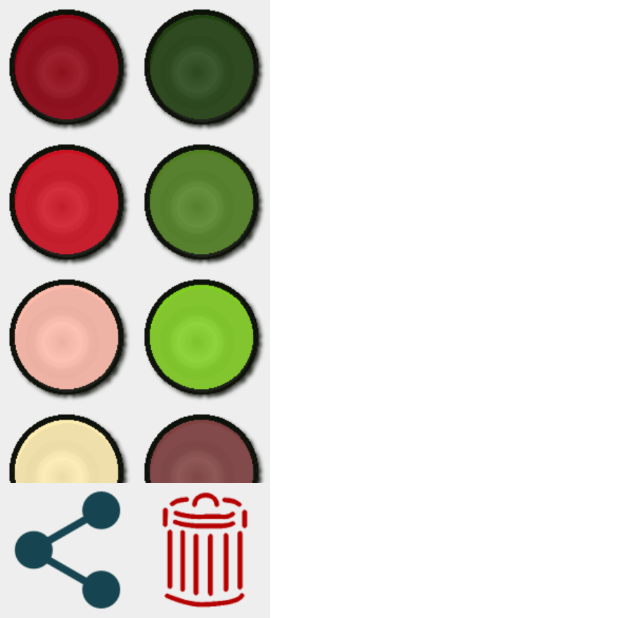
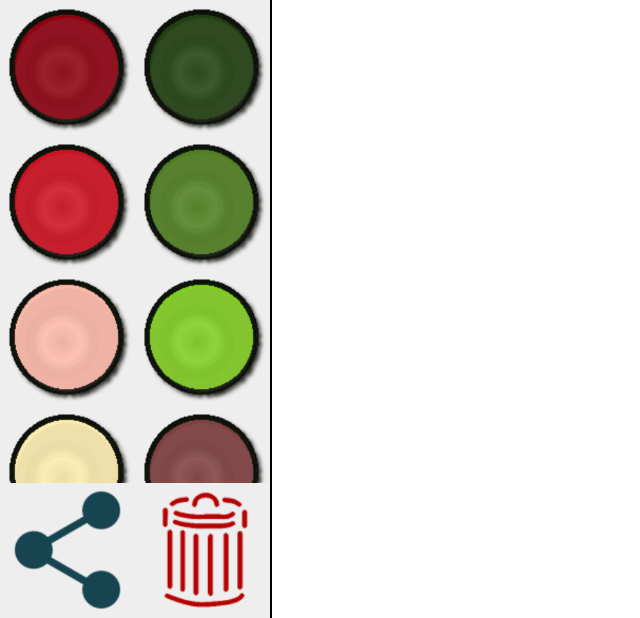
Before and after one commit to Ludetis/android-paintbox, an Android app: the screen it shows after launch (MalkastenActivity), on a phone screen of 824 x 412 dp (held sideways). Shown: the whole screen, without its empty margins (0-640 px from the left). Run offline under Robolectric (Android 15) with nearby library versions, the phone set to English and light mode, and no system bars.

Commit message:
two new colors, minor improvements

```diff
--- a/app/build.gradle
+++ b/app/build.gradle
@@ -2,14 +2,14 @@ apply plugin: 'com.android.application'
 
 android {
     compileSdkVersion 22
-    buildToolsVersion "23.0.2"
+    buildToolsVersion "24.0.2"
 
     defaultConfig {
         applicationId "de.ludetis.android.malkasten"
         minSdkVersion 14
         targetSdkVersion 22
-        versionCode 154
-        versionName "1.5.4"
+        versionCode 155
+        versionName "1.5.5"
     }
     signingConfigs {
         releaseConfig {
--- a/app/src/main/java/de/ludetis/android/malkasten/MalkastenActivity.java
+++ b/app/src/main/java/de/ludetis/android/malkasten/MalkastenActivity.java
@@ -1,7 +1,7 @@
 package de.ludetis.android.malkasten;
 
 import android.app.Activity;
-import android.app.AlertDialog;
+import android.app.Dialog;
 import android.content.Intent;
 import android.content.SharedPreferences;
 import android.graphics.Bitmap;
@@ -13,12 +13,15 @@ import android.os.Build;
 import android.os.Bundle;
 import android.os.Handler;
 import android.support.v4.content.FileProvider;
+import android.text.Html;
+import android.text.method.LinkMovementMethod;
 import android.util.Log;
 import android.view.MotionEvent;
 import android.view.View;
 import android.view.animation.Animation;
 import android.view.animation.AnimationUtils;
 import android.widget.ImageView;
+import android.widget.TextView;
 import android.widget.Toast;
 
 import java.io.File;
@@ -41,18 +44,16 @@ public class MalkastenActivity extends Activity implements View.OnTouchListener
 
     private static final int IMG_WIDTH = 800;
     private static final int IMG_HEIGHT = 600;
-    private static final float STROKE_WIDTH = 20;
+    private static final float STROKE_WIDTH = 32;
     private static final int HIDE_SYSTEM_UI_DELAY = 3;
-    private static final float DIST_THRESHOLD = 1;
     private ImageView image;
-    private boolean down;
     private Bitmap bitmap;
     private Paint paint;
     private float fw, fh;
-    private float scale;
-    private float pressureScale;
     private Map<Integer,Coord> from = new HashMap<Integer, Coord>();
     private Handler handler = new Handler();
+    private TextView tvInfo;
+    private SharedPreferences prefs;
 
     private Runnable hideSystemUiRunnable = new Runnable() {
         @Override
@@ -65,7 +66,6 @@ public class MalkastenActivity extends Activity implements View.OnTouchListener
     protected void onCreate(Bundle savedInstanceState) {
         super.onCreate(savedInstanceState);
         setContentView(R.layout.activity_malkasten);
-        pressureScale = getResources().getDimension(R.dimen.pressure_scale);
 
         image = (ImageView) findViewById(R.id.image);
         image.setOnTouchListener(this);
@@ -77,6 +77,9 @@ public class MalkastenActivity extends Activity implements View.OnTouchListener
         paint.setStrokeWidth(STROKE_WIDTH);
         paint.setStrokeCap(Paint.Cap.ROUND);
         paint.setStrokeJoin(Paint.Join.ROUND);
+        prefs = getSharedPreferences("paintbox",0);
+
+        tvInfo = (TextView) findViewById(R.id.info);
 
         findViewById(R.id.trash).setOnClickListener(new View.OnClickListener() {
             @Override
@@ -124,14 +127,12 @@ public class MalkastenActivity extends Activity implements View.OnTouchListener
             }
         });
 
-        scale = getResources().getDisplayMetrics().density;
 
         SharedPreferences sp = getSharedPreferences("malkasten",0);
         if(sp.getBoolean("showInfo",true)) {
             showInfo();
         }
-
-        //findViewById(R.id.fullscreen_content).setSystemUiVisibility(View.STATUS_BAR_HIDDEN);
+        //showInfo(); // comment in to test this dialog
     }
 
     @Override
@@ -161,7 +162,18 @@ public class MalkastenActivity extends Activity implements View.OnTouchListener
     }
 
     private void showInfo() {
-        (new AlertDialog.Builder(this)).setMessage(R.string.info).setPositiveButton(android.R.string.ok,null).show();
+        final Dialog ad = new Dialog(this, android.R.style.Theme_Translucent_NoTitleBar_Fullscreen);
+        ad.setContentView(R.layout.dlg_welcome);
+        TextView tv = (TextView) ad.findViewById(R.id.info);
+        tv.setMovementMethod(LinkMovementMethod.getInstance());
+        tv.setText(Html.fromHtml(getString(R.string.info)));
+        ad.findViewById(R.id.start).setOnClickListener(new View.OnClickListener() {
+            @Override
+            public void onClick(View view) {
+                if(ad!=null) ad.dismiss();
+            }
+        });
+        ad.show();
         SharedPreferences sp = getSharedPreferences("malkasten",0);
         SharedPreferences.Editor edit = sp.edit();
         edit.putBoolean("showInfo",false);
@@ -191,8 +203,6 @@ public class MalkastenActivity extends Activity implements View.OnTouchListener
     @Override
     public boolean onTouch(View v, MotionEvent event) {
 
-
-
         if(fw==0) fw = 1f*IMG_WIDTH/image.getWidth();
         if(fh==0) fh = 1f*IMG_HEIGHT/image.getHeight();
         int action = event.getActionMasked();
@@ -201,6 +211,9 @@ public class MalkastenActivity extends Activity implements View.OnTouchListener
         float x = event.getX(actionIndex);
         float y = event.getY(actionIndex);
         float pressure = event.getPressure(actionIndex);
+        notifyPressureCalibration(pressure);
+        pressure = calcCalibratedPressure(pressure);
+        //tvInfo.setText(String.format("%1$.2f",pressure)); // TODO uncomment to have a pressure display
         switch (action) {
             case MotionEvent.ACTION_DOWN:
                 from.put(pointerId, new Coord(x, y));
@@ -253,16 +266,39 @@ public class MalkastenActivity extends Activity implements View.OnTouchListener
         return true;
     }
 
+    private void notifyPressureCalibration(float pressure) {
+        float minKnownPressure = prefs.getFloat("minPressure",1);
+        float maxKnownPressure = prefs.getFloat("maxPressure",0);
+        SharedPreferences.Editor ed = prefs.edit();
+        if(pressure<minKnownPressure) {
+            ed.putFloat("minPressure",pressure);
+            Log.d("LOG", "minPressure now is " + pressure);
+        }
+        if(pressure>maxKnownPressure) {
+            ed.putFloat("maxPressure",pressure);
+            Log.d("LOG", "maxPressure now is " + pressure);
+        }
+        ed.commit();
+    }
+
+    private float calcCalibratedPressure(float pressure) {
+        float minKnownPressure = prefs.getFloat("minPressure",0);
+        float maxKnownPressure = prefs.getFloat("maxPressure",1);
+        if(maxKnownPressure-minKnownPressure==0) return pressure;
+        return pressure/(maxKnownPressure-minKnownPressure);
+    }
+
     private void draw(float x1, float y1, float x2, float y2, float pressure) {
         if(pressure>1f) pressure=1f;
         Canvas canvas = new Canvas(bitmap);
         paint.setColor(ColorChooserView.getPaintColor());
+
         if(x1==x1 && y1==y2) {
             paint.setStyle(Paint.Style.FILL);
-            canvas.drawCircle(x1*fw,y1*fh,scale*pressure*STROKE_WIDTH*pressureScale/2/2, paint);
+            canvas.drawCircle(x1*fw,y1*fh,pressure*STROKE_WIDTH/2, paint);
         } else {
             paint.setStyle(Paint.Style.STROKE);
-            paint.setStrokeWidth(STROKE_WIDTH * pressure * pressureScale * scale/2);
+            paint.setStrokeWidth(pressure*STROKE_WIDTH);
             canvas.drawLine(x1*fw,y1*fh,x2*fw,y2*fh,paint);
         }
         image.invalidate();
--- /dev/null
+++ b/app/src/main/res/drawable/dlg_bg.xml
@@ -0,0 +1,6 @@
+<?xml version="1.0" encoding="utf-8"?>
+<shape xmlns:android="http://schemas.android.com/apk/res/android">
+<corners android:radius="8dp"/>
+    <solid android:color="@color/white" />
+    <stroke android:color="@color/black" android:width="1dp"/>
+</shape>
--- a/app/src/main/res/layout/activity_malkasten.xml
+++ b/app/src/main/res/layout/activity_malkasten.xml
@@ -93,6 +93,12 @@
                         android:layout_width="@dimen/chooser_size"
                         android:layout_height="@dimen/chooser_size"
                         custom:color="#5010d0"/>
+
+                    <de.ludetis.android.view.ColorChooserView
+                        android:layout_width="@dimen/chooser_size"
+                        android:layout_height="@dimen/chooser_size"
+                        custom:color="#333333"/>
+
                 </LinearLayout>
             </ScrollView>
 
@@ -180,6 +186,10 @@
                         android:layout_width="@dimen/chooser_size"
                         android:layout_height="@dimen/chooser_size"
                         custom:color="#e0e0e0"/>
+                    <de.ludetis.android.view.ColorChooserView
+                        android:layout_width="@dimen/chooser_size"
+                        android:layout_height="@dimen/chooser_size"
+                        custom:color="#ffffff"/>
                 </LinearLayout>
             </ScrollView>
 
@@ -190,7 +200,9 @@
                 android:layout_height="@dimen/chooser_size"
                 android:src="@drawable/trash"/>
         </LinearLayout>
-
+<View
+    android:layout_width="1dp"
+    android:layout_height="match_parent" android:background="@color/black" />
         <ImageView
             android:id="@+id/image"
             android:layout_width="0dp"
@@ -198,4 +210,10 @@
             android:layout_weight="1"/>
     </LinearLayout>
 
+    <TextView
+        android:layout_width="wrap_content"
+        android:layout_height="wrap_content"
+        android:layout_gravity="bottom|right"
+        android:id="@+id/info"/>
+
 </FrameLayout>
--- a/app/src/main/res/values-w1000dp/dimens.xml
+++ b/app/src/main/res/values-w1000dp/dimens.xml
@@ -5,5 +5,5 @@
     <dimen name="activity_horizontal_margin">64dp</dimen>
     <dimen name="chooser_size">120dp</dimen>
 
-    <dimen name="pressure_scale">20dp</dimen>
+    <dimen name="pressure_scale">2dp</dimen>
 </resources>
--- a/app/src/main/res/values/colors.xml
+++ b/app/src/main/res/values/colors.xml
@@ -3,4 +3,5 @@
     <color name="white">#ffffff</color>
 
     <color name="black_overlay">#66000000</color>
+    <color name="black">#000000</color>
 </resources>
--- a/app/src/main/res/values/strings.xml
+++ b/app/src/main/res/values/strings.xml
@@ -4,7 +4,7 @@
     <string name="app_name">Your PaintBox</string>
     <string name="send_to">send to...</string>
     <string name="hold_to_share">hold to share</string>
-    <string name="info">LUDETIS PaintBox for kids is completely free and ad-free and provided just for fun. Your parents might want to have a look at our games.  NOTE: As simple protection, the share button only works if held, not just touched.</string>
+    <string formatted="false" name="info">&lt;b>LUDETIS PaintBox for kids&lt;/b> is completely free and ad-free and provided just for fun. Your parents might want to have a look at our games.  NOTE: As simple protection, the share button only works if held, not just touched.</string>
 
 
 </resources>
--- a/build.gradle
+++ b/build.gradle
@@ -5,7 +5,7 @@ buildscript {
         jcenter()
     }
     dependencies {
-        classpath 'com.android.tools.build:gradle:2.1.2'
+        classpath 'com.android.tools.build:gradle:2.2.2'
 
         // NOTE: Do not place your application dependencies here; they belong
         // in the individual module build.gradle files
```
Also changed, not shown: app/src/main/res/layout/dlg_welcome.xml (added, +48 -0 lines), gradle/wrapper/gradle-wrapper.properties, 2 other files.
